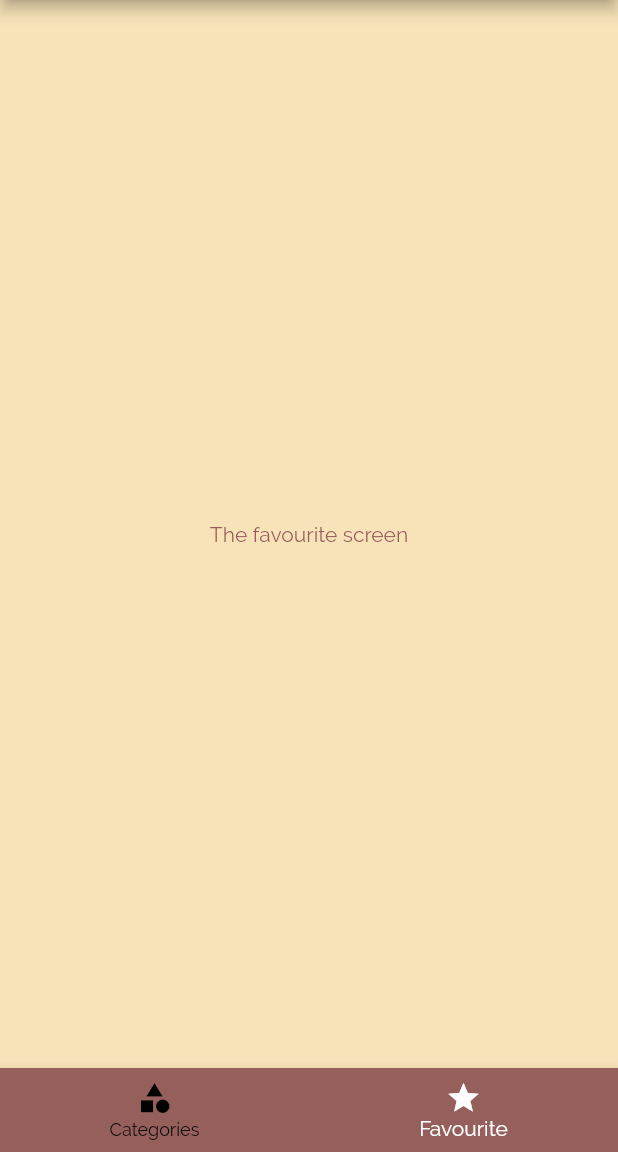
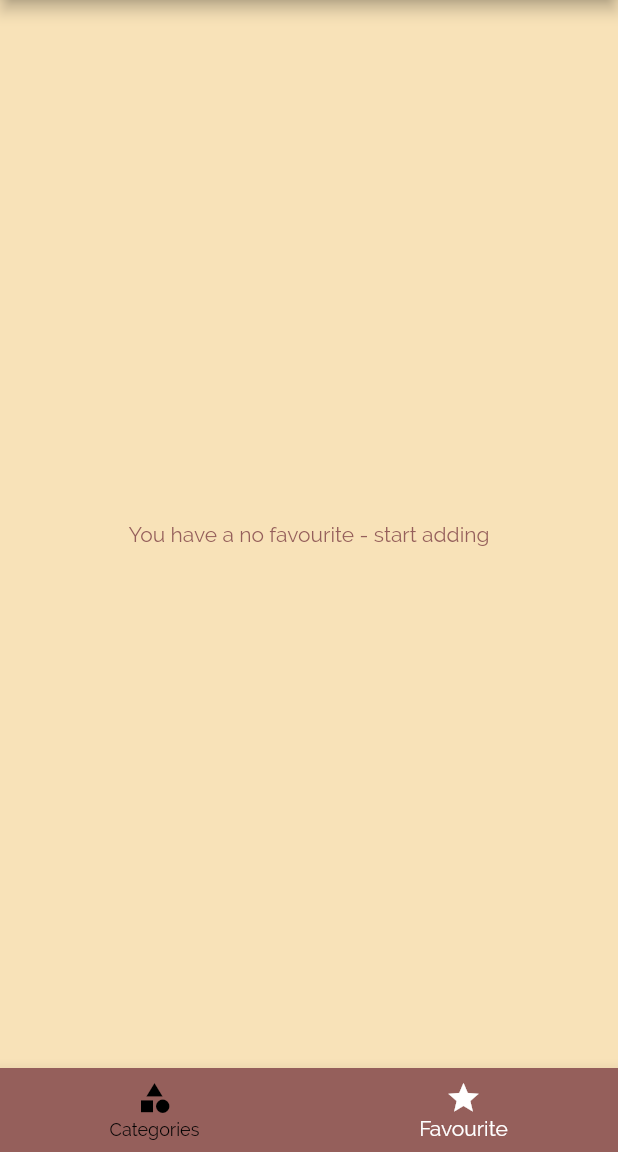
Before and after one commit to VishnuPothan/Recipe-Flutter-App, a Flutter app: the screen it shows after launch, item 2 of the bottom bar chosen, on a phone screen of 412 x 824 dp, the part 84-1236 px from its top. Run offline on Flutter 3.47's test engine with Material 2 defaults, Android fonts, the phone set to English and light mode, and no system bars.

Commit message:
Favourite section added. Completed the application.

```diff
--- a/lib/main.dart
+++ b/lib/main.dart
@@ -37,7 +37,9 @@ class _MyAppState extends State<MyApp> {
     'vegetarian': false,
   };
   List<Meal> _availableMeals = DUMMY_MEALS;
+  List<Meal> _favouriteMeals = [];
 
+  //filter logic
   void _setFilters(Map<String, bool> filteredData) {
     setState(() {
       _filters = filteredData;
@@ -56,6 +58,28 @@ class _MyAppState extends State<MyApp> {
         return true;
       }).toList();
     });
+  }
+
+  //favourite logic
+  void _toggleFavourite(String mealId) {
+    final existingIndex =
+        _favouriteMeals.indexWhere((element) => element.id == mealId);
+    if (existingIndex >= 0) {
+      setState(() {
+        _favouriteMeals.removeAt(existingIndex);
+      });
+    } else {
+      setState(() {
+        _favouriteMeals.add(
+          DUMMY_MEALS.firstWhere((element) => element.id == mealId),
+        );
+      });
+    }
+  }
+
+  //favourite check
+  bool _isMealFavourite(String mealId) {
+    return _favouriteMeals.any((element) => element.id == mealId);
   }
 
   @override
@@ -83,10 +107,11 @@ class _MyAppState extends State<MyApp> {
       ),
       //home: CategoriesScreen(),
       routes: {
-        '/': (ctx) => TabsScreen(),
+        '/': (ctx) => TabsScreen(_favouriteMeals),
         CategoryMealsScreen.routeName: (ctx) =>
             CategoryMealsScreen(_availableMeals),
-        MealDetailsScreen.routeName: (ctx) => MealDetailsScreen(),
+        MealDetailsScreen.routeName: (ctx) =>
+            MealDetailsScreen(_toggleFavourite, _isMealFavourite),
         FiltersScreen.routeName: (ctx) => FiltersScreen(_setFilters, _filters),
       },
       /*onGenerateRoute: (settings){
--- a/lib/screen/favouriteScreen.dart
+++ b/lib/screen/favouriteScreen.dart
@@ -1,7 +1,32 @@
 import 'package:flutter/material.dart';
+
+import '../widgets/mealItem.dart';
+import '../models/meal.dart';
+
 class FavouriteScreen extends StatelessWidget {
+  final List<Meal> favouriteMeals;
+
+  FavouriteScreen(this.favouriteMeals);
+
   @override
   Widget build(BuildContext context) {
-    return Center(child: Text('The favourite screen'),);
+    if (favouriteMeals.isEmpty) {
+      return Center(
+        child: Text('You have a no favourite - start adding'),
+      );
+    }
+    return ListView.builder(
+      itemBuilder: (ctx, index) {
+        return MealItem(
+          id: favouriteMeals[index].id,
+          title: favouriteMeals[index].title,
+          imgUrl: favouriteMeals[index].imageUrl,
+          duration: favouriteMeals[index].duration,
+          complexity: favouriteMeals[index].complexity,
+          affordability: favouriteMeals[index].affordability,
+        );
+      },
+      itemCount: favouriteMeals.length,
+    );
   }
 }
--- a/lib/screen/tabsScreen.dart
+++ b/lib/screen/tabsScreen.dart
@@ -1,25 +1,37 @@
 import 'package:flutter/material.dart';
+
+import '../models/meal.dart';
 import '../widgets/mainDrawer.dart';
 import './favouriteScreen.dart';
 import './categoriesScreen.dart';
 
 class TabsScreen extends StatefulWidget {
+  final List<Meal> favouriteMeals;
+
+  TabsScreen(this.favouriteMeals);
+
   @override
   _TabsScreenState createState() => _TabsScreenState();
 }
 
 class _TabsScreenState extends State<TabsScreen> {
-  final List<Map<String, Object>> _pages = [
+  List<Map<String, Object>> _pages;
+  int _selectedPageIndex = 0;
+
+  @override
+  void initState() {
+    _pages = [
       {
         'page': CategoriesScreen(),
         'title': 'Categories',
       },
       {
-      'page': FavouriteScreen(),
+        'page': FavouriteScreen(widget.favouriteMeals),
         'title': 'Favourite',
       }
     ];
-  int _selectedPageIndex = 0;
+    super.initState();
+  }
 
   void _selectPage(int index) {
     setState(() {
--- a/lib/widgets/mealItem.dart
+++ b/lib/widgets/mealItem.dart
@@ -10,7 +10,6 @@ class MealItem extends StatelessWidget {
   final int duration;
   final Complexity complexity;
   final Affordability affordability;
-  final Function removeItemFunction;
 
   MealItem(
       {@required this.id,
@@ -18,8 +17,7 @@ class MealItem extends StatelessWidget {
       @required this.imgUrl,
       @required this.duration,
       @required this.complexity,
-      @required this.affordability,
-      @required this.removeItemFunction});
+      @required this.affordability,});
 
   String get complexityText {
     switch (complexity) {
@@ -61,7 +59,7 @@ class MealItem extends StatelessWidget {
       arguments: id,
     ).then((value) {
       if(value != null){
-        removeItemFunction(value);
+        //removeItemFunction(value);
       }
 
     });
```
Also changed, not shown: lib/screen/categoryMealsScreen.dart (+0 -7 lines), lib/screen/mealDetailsScreen.dart (+6 -4 lines). Lines whose indentation alone changed are shown as unchanged.
